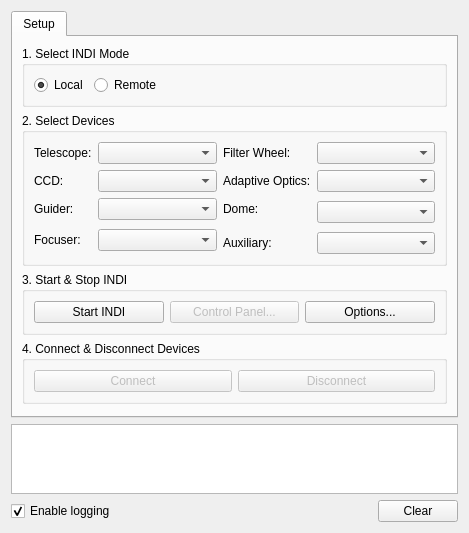
KDE/kstars, file kstars/ekos/ekosmanager.ui: the form before one commit.
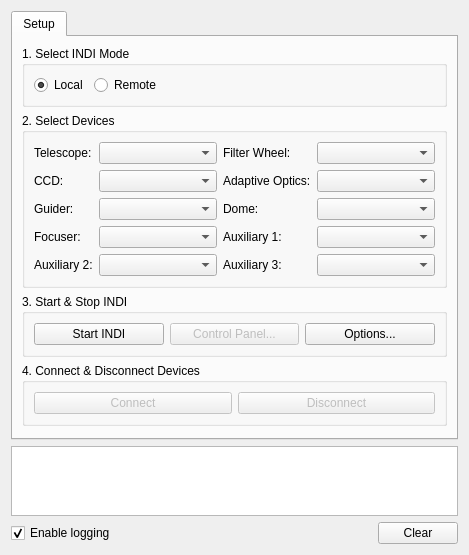
The form after the commit.

What changed in the file:
```diff
--- a/kstars/ekos/ekosmanager.ui
+++ b/kstars/ekos/ekosmanager.ui
@@ -7,7 +7,7 @@
     <x>0</x>
     <y>0</y>
     <width>469</width>
-    <height>517</height>
+    <height>529</height>
    </rect>
   </property>
   <property name="windowTitle">
@@ -173,7 +173,7 @@
             </property>
            </widget>
           </item>
-          <item row="2" column="3" rowspan="2">
+          <item row="2" column="3">
            <widget class="QComboBox" name="domeCombo">
             <property name="sizePolicy">
              <sizepolicy hsizetype="Expanding" vsizetype="Fixed">
@@ -183,14 +183,14 @@
             </property>
            </widget>
           </item>
-          <item row="3" column="0" rowspan="2">
+          <item row="3" column="0">
            <widget class="QLabel" name="label_10">
             <property name="text">
              <string>Focuser:</string>
             </property>
            </widget>
           </item>
-          <item row="3" column="1" rowspan="2">
+          <item row="3" column="1">
            <widget class="QComboBox" name="focuserCombo">
             <property name="sizePolicy">
              <sizepolicy hsizetype="Expanding" vsizetype="Fixed">
@@ -200,10 +200,44 @@
             </property>
            </widget>
           </item>
-          <item row="4" column="2">
+          <item row="3" column="2">
            <widget class="QLabel" name="label_11">
             <property name="text">
-             <string>Auxiliary:</string>
+             <string>Auxiliary 1:</string>
+            </property>
+           </widget>
+          </item>
+          <item row="3" column="3">
+           <widget class="QComboBox" name="aux1Combo">
+            <property name="sizePolicy">
+             <sizepolicy hsizetype="Expanding" vsizetype="Fixed">
+              <horstretch>0</horstretch>
+              <verstretch>0</verstretch>
+             </sizepolicy>
+            </property>
+           </widget>
+          </item>
+          <item row="4" column="0">
+           <widget class="QLabel" name="label_14">
+            <property name="text">
+             <string>Auxiliary 2:</string>
+            </property>
+           </widget>
+          </item>
+          <item row="4" column="1">
+           <widget class="QComboBox" name="aux2Combo">
+            <property name="sizePolicy">
+             <sizepolicy hsizetype="Expanding" vsizetype="Fixed">
+              <horstretch>0</horstretch>
+              <verstretch>0</verstretch>
+             </sizepolicy>
+            </property>
+           </widget>
+          </item>
+          <item row="4" column="2">
+           <widget class="QLabel" name="label_15">
+            <property name="text">
+             <string>Auxiliary 3:</string>
             </property>
            </widget>
           </item>
```
Left out of the diff: 2 changed lines with no effect on the pictures.
